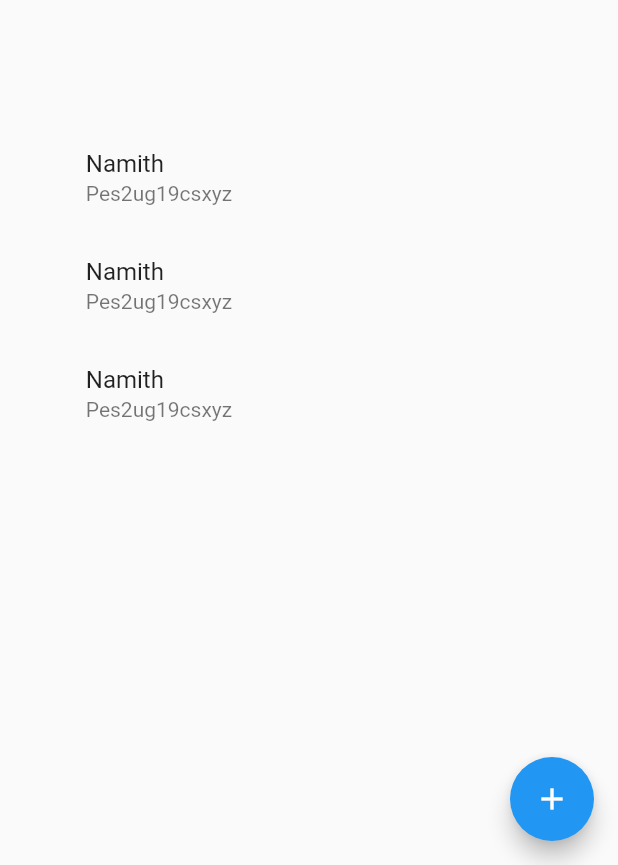
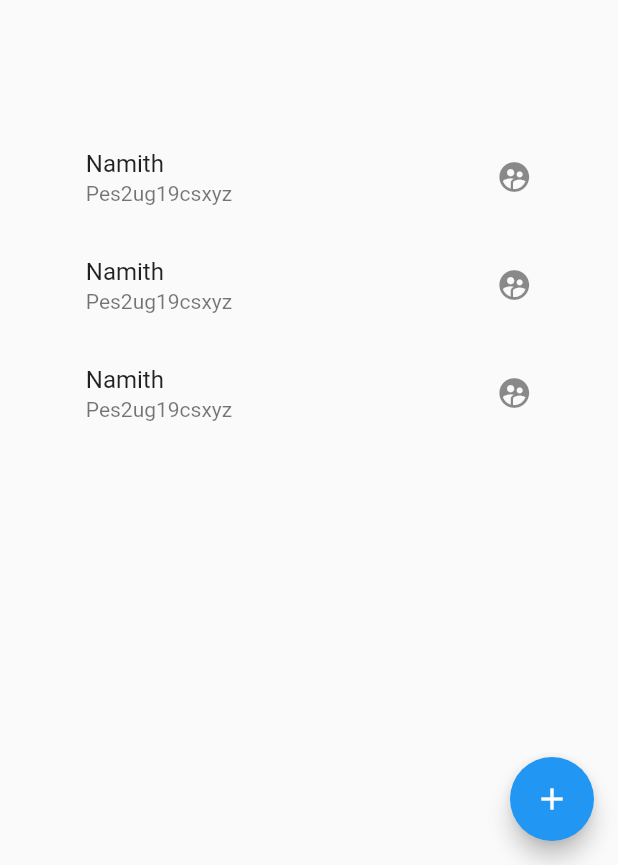
Before and after one commit to Namith-Telkar/PESU_IO, a Flutter app: the screen it shows after launch, on a phone screen of 412 x 824 dp, the part 371-1236 px from its top. Run offline on Flutter 3.47's test engine with Material 2 defaults, Android fonts, the phone set to English and light mode, and no system bars.

Commit message:
Pre 6th class

```diff
--- a/lib/screens/landing/landing.dart
+++ b/lib/screens/landing/landing.dart
@@ -48,6 +48,7 @@ class _LandingState extends State<Landing> {
                       child: ListTile(
                         title: Text(e.name),
                         subtitle: Text(e.srn),
+                        trailing: Icon(Icons.supervised_user_circle),
                       ),
                     ),
                   )
```
